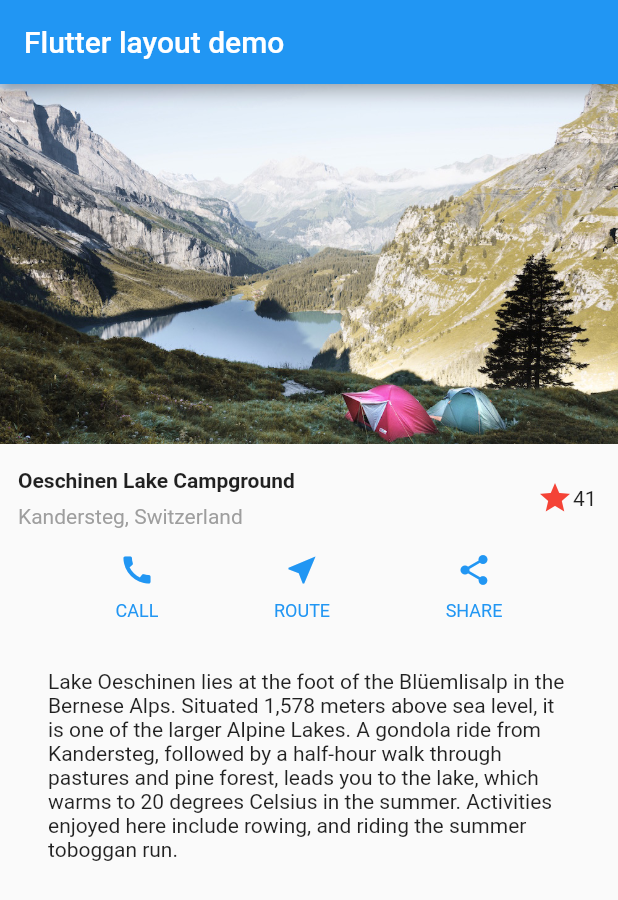
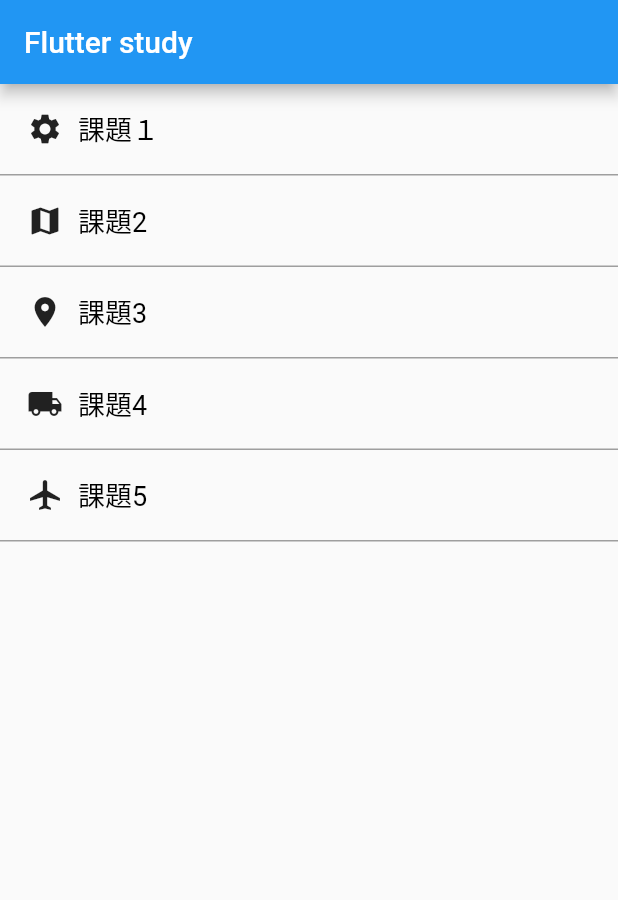
Before and after one commit to retail-oukaku/flutter_study, a Flutter app: the screen it shows after launch, on a phone screen of 412 x 824 dp. Shown: the top 900 px of the screen. Run offline on Flutter 3.47's test engine with Material 2 defaults, Android fonts, the phone set to English and light mode, and no system bars.

Commit message:
ホーム画面の更新

```diff
--- a/lib/main.dart
+++ b/lib/main.dart
@@ -7,159 +7,50 @@ class MyApp extends StatelessWidget {
 
   @override
   Widget build(BuildContext context) {
-    Widget titleSection = Container(
-      padding: const EdgeInsets.all(12),
-      child: Row(
-        children: [
-          Expanded(//  自动撑满剩余的控件
-            /*1*/
-            flex: 12,
-            child: Column(
-              crossAxisAlignment: CrossAxisAlignment.start,
-              children: [
-                /*2*/
-                Container(
-                  padding: const EdgeInsets.only(bottom: 8),
-                  child: const Text(
-                    'Oeschinen Lake Campground',
-                    style: TextStyle(
-                      fontWeight: FontWeight.bold,
-                    ),
-                  ),
-                ),
-                Text(
-                  'Kandersteg, Switzerland',
-                  style: TextStyle(
-                    color: Colors.grey[500],
-                  ),
-                ),
-              ],
-            ),
-          ),
-          /*3*/
-          const FavoriteWidget(),
-        ],
-      ),
-    );
-
-    Color color = Theme.of(context).primaryColor;
-    Widget buttonSection = Row(
-      mainAxisAlignment: MainAxisAlignment.spaceEvenly,
-      children: [
-        _buildButtonColumn(color, Icons.call, 'CALL'),
-        _buildButtonColumn(color, Icons.near_me, 'ROUTE'),
-        _buildButtonColumn(color, Icons.share, 'SHARE'),
-      ],
-    );
-
-    Widget textSection = const Padding(
-      padding: EdgeInsets.all(32),
-      child: Text(
-        'Lake Oeschinen lies at the foot of the Blüemlisalp in the Bernese '
-            'Alps. Situated 1,578 meters above sea level, it is one of the '
-            'larger Alpine Lakes. A gondola ride from Kandersteg, followed by a '
-            'half-hour walk through pastures and pine forest, leads you to the '
-            'lake, which warms to 20 degrees Celsius in the summer. Activities '
-            'enjoyed here include rowing, and riding the summer toboggan run.',
-        softWrap: true,
-      ),
-    );
-
     return MaterialApp(
       title: 'Flutter layout demo',
       home: Scaffold(
         appBar: AppBar(
-          title: const Text('Flutter layout demo'),
+          title: const Text('Flutter study'),
         ),
         body: ListView(
-          children: [
-            Image.asset(
-                'images/lake.jpg',
-                width: 600,
-                height: 240,
-                fit: BoxFit.cover,
-            ),
-            titleSection,
-            buttonSection,
-            textSection,
-          ],
+          children:[
+            _menuItem("課題１", const Icon(Icons.settings)),
+            _menuItem("課題2", const Icon(Icons.map)),
+            _menuItem("課題3", const Icon(Icons.room)),
+            _menuItem("課題4", const Icon(Icons.local_shipping)),
+            _menuItem("課題5", const Icon(Icons.airplanemode_active)),],
         ),
       ),
     );
   }
+  Widget _menuItem(String title, Icon icon) {
+    return GestureDetector(
+      child: Container(
+        padding: const EdgeInsets.all(8.0),
+        decoration: const BoxDecoration(
+          border: Border(bottom: BorderSide(width: 1.0,color: Colors.grey))
+        ),
+        child: Row (
+          children: [
+            Container(
+              margin: EdgeInsets.all(10.0),
+              child: icon,
+            ),
+            Text(
+              title,
+              style: const TextStyle(
+                color: Colors.black,
+                fontSize: 18.0
+              ),
+            ),
+          ],
+        ),
+      ),
+      onTap: () {
+        print(title);
+      },
+    );
 
-  Column _buildButtonColumn(Color color, IconData icon, String label) {
-    return Column(
-      mainAxisSize: MainAxisSize.min,
-      mainAxisAlignment: MainAxisAlignment.center,
-      children: [
-        Icon(icon, color: color),
-        Container(
-          margin: const EdgeInsets.only(top: 8),
-          child: Text(
-            label,
-            style: TextStyle(
-              fontSize: 12,
-              fontWeight: FontWeight.w400,
-              color: color,
-            ),
-          ),
-        ),
-      ],
-    );
   }
 }
-
-class FavoriteWidget extends StatefulWidget {
-  const FavoriteWidget({super.key});
-
-  @override
-  State<FavoriteWidget> createState() => _FavoriteWidgetState();
-}
-
-// #docregion _FavoriteWidgetState, _FavoriteWidgetState-fields, _FavoriteWidgetState-build
-class _FavoriteWidgetState extends State<FavoriteWidget> {
-  // #enddocregion _FavoriteWidgetState-build
-  bool _isFavorited = true;
-  int _favoriteCount = 41;
-
-
-  @override
-  Widget build(BuildContext context) {
-    return Row(
-      mainAxisSize: MainAxisSize.min,
-      children: [
-        Container(
-          padding: const EdgeInsets.all(0),
-          child: IconButton(
-            padding: const EdgeInsets.all(0),
-            alignment: Alignment.centerRight,
-            icon: (_isFavorited
-                ? const Icon(Icons.star)
-                : const Icon(Icons.star_border)),
-            color: Colors.red[500],
-            onPressed: _toggleFavorite,
-          ),
-        ),
-        SizedBox(
-          width: 18,
-          child: SizedBox(
-            child: Text('$_favoriteCount'),
-          ),
-        ),
-      ],
-    );
-  }
-
-  void _toggleFavorite() {
-    setState(() {
-      if (_isFavorited) {
-        _favoriteCount -= 1;
-        _isFavorited = false;
-      } else {
-        _favoriteCount += 1;
-        _isFavorited = true;
-      }
-    });
-  }
-}
```
